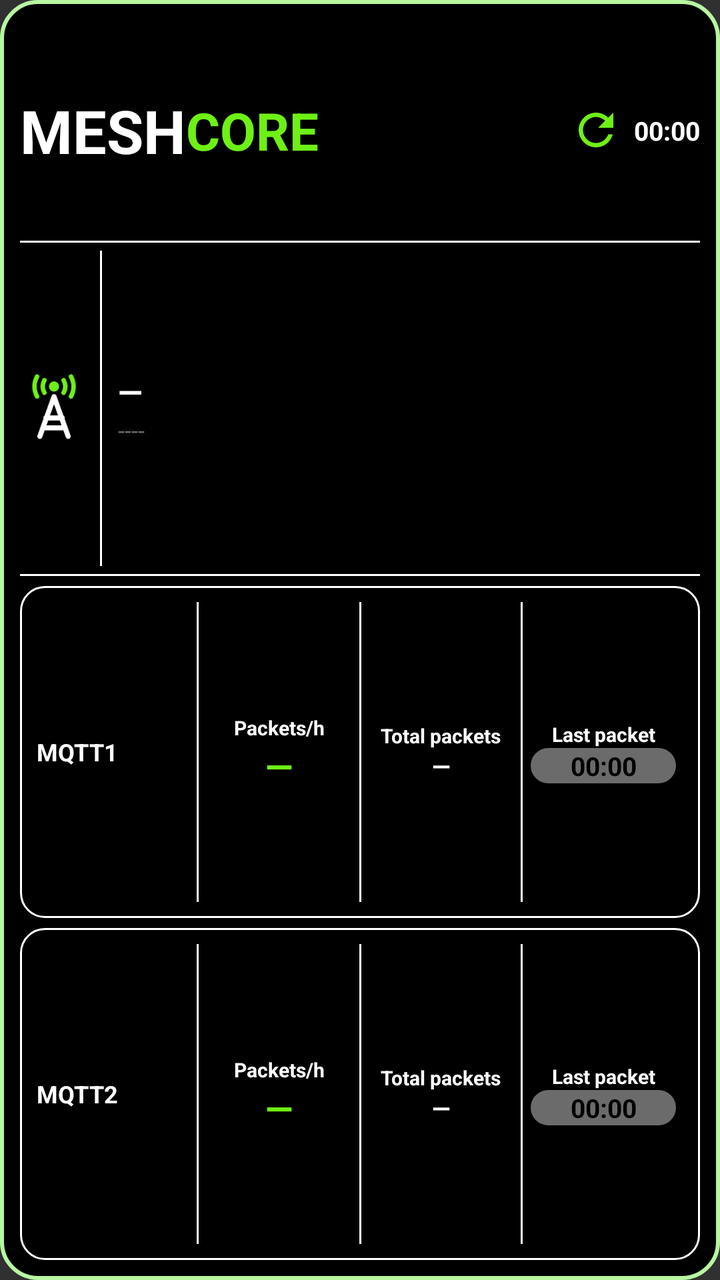
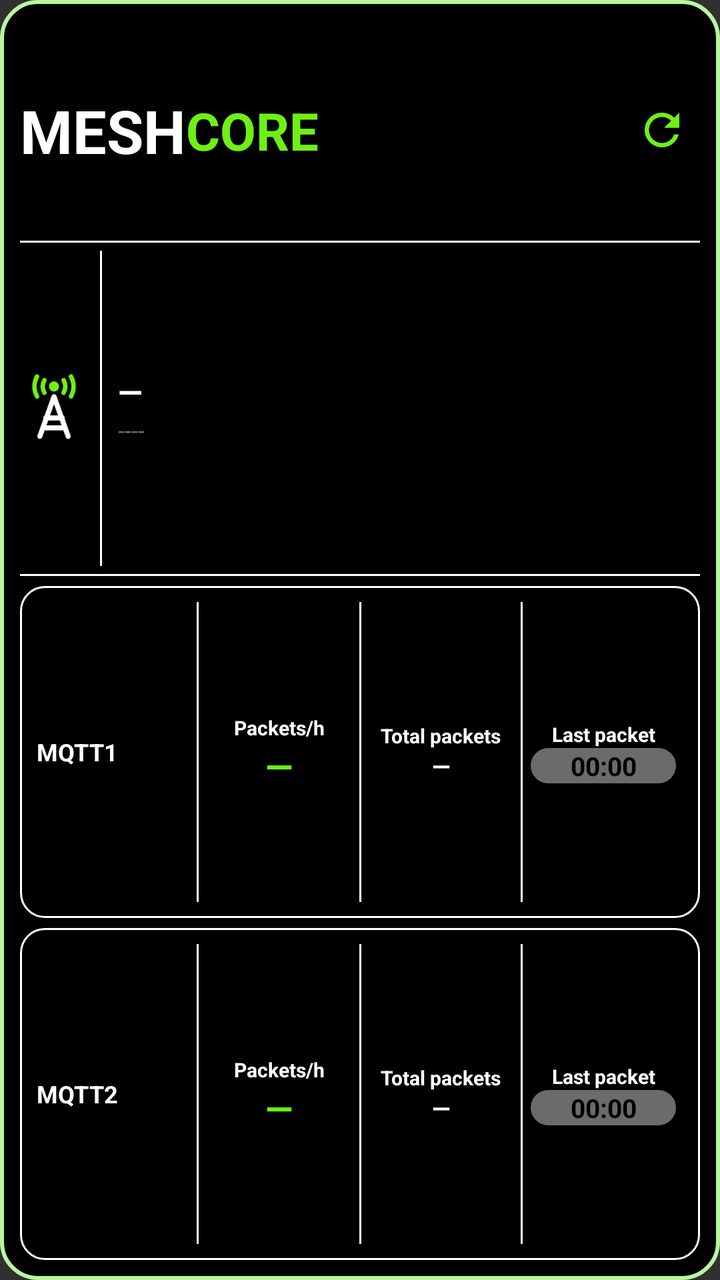

Compare the two renders of this Android layout. The source of the first and the diff that turns it into the second are given below.
<!-- AndroidManifest.xml: application theme android:Theme.Material.NoActionBar -->
<!-- res/layout/widget_observer.xml -->
<?xml version="1.0" encoding="utf-8"?>
<LinearLayout xmlns:android="http://schemas.android.com/apk/res/android"
    android:id="@+id/widget_root"
    android:layout_width="match_parent"
    android:layout_height="match_parent"
    android:orientation="vertical"
    android:padding="10dp"
    android:background="@drawable/widget_bg">

    
    <LinearLayout
        android:layout_width="match_parent"
        android:layout_height="0dp"
        android:layout_weight="2"
        android:orientation="horizontal"
        android:gravity="center_vertical">
        <TextView android:layout_width="wrap_content" android:layout_height="wrap_content"
            android:text="MESH" android:textColor="#FFFFFF" android:textStyle="bold" android:textSize="30sp" android:maxLines="1"/>
        <TextView android:layout_width="wrap_content" android:layout_height="wrap_content"
            android:text="CORE" android:textColor="#6EF015" android:textStyle="bold" android:textSize="26sp" android:maxLines="1"/>
        <FrameLayout android:layout_width="0dp" android:layout_height="1dp" android:layout_weight="1"/>
        <ImageView android:id="@+id/refresh_icon" android:layout_width="26dp" android:layout_height="26dp"
            android:src="@drawable/ic_refresh" android:contentDescription="@null"/>
        <ProgressBar android:id="@+id/refresh_spinner" style="?android:attr/progressBarStyleSmall"
            android:layout_width="26dp" android:layout_height="26dp" android:indeterminate="true"
            android:indeterminateTint="#FFFF9500" android:visibility="gone"/>
        <Chronometer android:id="@+id/interval_text" android:layout_width="wrap_content" android:layout_height="wrap_content"
            android:layout_marginStart="6dp" android:format="%s" android:textColor="#FFFFFF" android:textStyle="bold" android:textSize="13sp" android:maxLines="1" android:countDown="true"/>
    </LinearLayout>

    <FrameLayout android:layout_width="match_parent" android:layout_height="1dp" android:background="#FFFFFF"/>

    
    <LinearLayout
        android:layout_width="match_parent"
        android:layout_height="0dp"
        android:layout_weight="3"
        android:orientation="horizontal"
        android:gravity="center_vertical"
        android:paddingTop="4dp" android:paddingBottom="4dp">
        <ImageView android:layout_width="34dp" android:layout_height="34dp"
            android:src="@drawable/ic_tower" android:contentDescription="@null"/>
        <FrameLayout android:layout_width="1dp" android:layout_height="match_parent" android:layout_marginStart="6dp" android:layout_marginEnd="8dp" android:background="#FFFFFF"/>
        <LinearLayout android:layout_width="0dp" android:layout_height="wrap_content" android:layout_weight="1" android:orientation="vertical" android:gravity="center_vertical">
            <TextView android:id="@+id/obs_name" android:layout_width="match_parent" android:layout_height="wrap_content"
                android:text="—" android:textColor="#FFFFFF" android:textStyle="bold" android:textSize="16sp" android:maxLines="1" android:ellipsize="end"/>
            <TextView android:id="@+id/obs_hash" android:layout_width="match_parent" android:layout_height="wrap_content"
                android:text="----" android:textColor="#6B6B6B" android:textSize="12sp" android:maxLines="1" android:ellipsize="end"/>
        </LinearLayout>
    </LinearLayout>

    <FrameLayout android:layout_width="match_parent" android:layout_height="1dp" android:background="#FFFFFF" android:layout_marginBottom="5dp"/>

    
    <LinearLayout
        android:layout_width="match_parent" android:layout_height="0dp" android:layout_weight="3"
        android:orientation="horizontal" android:gravity="center_vertical"
        android:background="@drawable/card_outline" android:padding="8dp">
        <LinearLayout android:layout_width="0dp" android:layout_height="wrap_content" android:layout_weight="3" android:orientation="horizontal" android:gravity="center_vertical">
            <TextView android:layout_width="wrap_content" android:layout_height="wrap_content" android:id="@+id/m1_title" android:text="MQTT1" android:textColor="#FFFFFF" android:textStyle="bold" android:gravity="center" android:textSize="12sp" android:maxLines="1"/>
        </LinearLayout>
        <FrameLayout android:layout_width="1dp" android:layout_height="match_parent" android:background="#FFFFFF"/>
        <LinearLayout android:layout_width="0dp" android:layout_height="wrap_content" android:layout_weight="3" android:orientation="vertical" android:gravity="center_horizontal">
            <TextView android:layout_width="match_parent" android:layout_height="wrap_content" android:text="Packets/h" android:textColor="#FFFFFF" android:textStyle="bold" android:gravity="center" android:textSize="10sp" android:maxLines="1" android:autoSizeTextType="uniform" android:autoSizeMinTextSize="6sp" android:autoSizeMaxTextSize="10sp" android:autoSizeStepGranularity="1sp"/>
            <TextView android:id="@+id/m1_hour" android:layout_width="match_parent" android:layout_height="wrap_content" android:text="—" android:textColor="#6EF015" android:textStyle="bold" android:gravity="center" android:textSize="18sp" android:maxLines="1" android:autoSizeTextType="uniform" android:autoSizeMinTextSize="14sp" android:autoSizeMaxTextSize="24sp" android:autoSizeStepGranularity="1sp"/>
        </LinearLayout>
        <LinearLayout android:id="@+id/m1_total_col" android:layout_width="0dp" android:layout_height="match_parent" android:layout_weight="3" android:orientation="horizontal" android:gravity="center_vertical">
        <FrameLayout android:layout_width="1dp" android:layout_height="match_parent" android:background="#FFFFFF"/>
        <LinearLayout android:layout_width="0dp" android:layout_height="wrap_content" android:layout_weight="1" android:orientation="vertical" android:gravity="center_horizontal">
            <TextView android:layout_width="match_parent" android:layout_height="wrap_content" android:text="Total packets" android:textColor="#FFFFFF" android:textStyle="bold" android:gravity="center" android:textSize="10sp" android:maxLines="1" android:autoSizeTextType="uniform" android:autoSizeMinTextSize="6sp" android:autoSizeMaxTextSize="10sp" android:autoSizeStepGranularity="1sp"/>
            <TextView android:id="@+id/m1_total" android:layout_width="match_parent" android:layout_height="wrap_content" android:text="—" android:textColor="#FFFFFF" android:textStyle="bold" android:gravity="center" android:textSize="12sp" android:maxLines="1" android:autoSizeTextType="uniform" android:autoSizeMinTextSize="10sp" android:autoSizeMaxTextSize="15sp" android:autoSizeStepGranularity="1sp"/>
        </LinearLayout>
        </LinearLayout>
        <FrameLayout android:layout_width="1dp" android:layout_height="match_parent" android:background="#FFFFFF"/>
        <LinearLayout android:layout_width="0dp" android:layout_height="wrap_content" android:layout_weight="3" android:orientation="vertical" android:gravity="center_horizontal">
            <TextView android:layout_width="match_parent" android:layout_height="wrap_content" android:text="Last packet" android:textColor="#FFFFFF" android:textStyle="bold" android:gravity="center" android:textSize="10sp" android:maxLines="1" android:autoSizeTextType="uniform" android:autoSizeMinTextSize="6sp" android:autoSizeMaxTextSize="10sp" android:autoSizeStepGranularity="1sp"/>
            <Chronometer android:id="@+id/m1_last" android:layout_width="match_parent" android:layout_height="wrap_content" android:gravity="center" android:layout_marginStart="4dp" android:layout_marginEnd="4dp" android:background="@drawable/pill_gray" android:text="—" android:textColor="#000000" android:textStyle="bold" android:textSize="13sp" android:maxLines="1" android:autoSizeTextType="uniform" android:autoSizeMinTextSize="9sp" android:autoSizeMaxTextSize="13sp" android:autoSizeStepGranularity="1sp" android:format="%s" />
        </LinearLayout>
    </LinearLayout>

    <FrameLayout android:layout_width="match_parent" android:layout_height="5dp"/>

    
    <LinearLayout
        android:layout_width="match_parent" android:layout_height="0dp" android:layout_weight="3"
        android:orientation="horizontal" android:gravity="center_vertical"
        android:background="@drawable/card_outline" android:padding="8dp">
        <LinearLayout android:layout_width="0dp" android:layout_height="wrap_content" android:layout_weight="3" android:orientation="horizontal" android:gravity="center_vertical">
            <TextView android:layout_width="wrap_content" android:layout_height="wrap_content" android:id="@+id/m2_title" android:text="MQTT2" android:textColor="#FFFFFF" android:textStyle="bold" android:gravity="center" android:textSize="12sp" android:maxLines="1"/>
        </LinearLayout>
        <FrameLayout android:layout_width="1dp" android:layout_height="match_parent" android:background="#FFFFFF"/>
        <LinearLayout android:layout_width="0dp" android:layout_height="wrap_content" android:layout_weight="3" android:orientation="vertical" android:gravity="center_horizontal">
            <TextView android:layout_width="match_parent" android:layout_height="wrap_content" android:text="Packets/h" android:textColor="#FFFFFF" android:textStyle="bold" android:gravity="center" android:textSize="10sp" android:maxLines="1" android:autoSizeTextType="uniform" android:autoSizeMinTextSize="6sp" android:autoSizeMaxTextSize="10sp" android:autoSizeStepGranularity="1sp"/>
            <TextView android:id="@+id/m2_hour" android:layout_width="match_parent" android:layout_height="wrap_content" android:text="—" android:textColor="#6EF015" android:textStyle="bold" android:gravity="center" android:textSize="18sp" android:maxLines="1" android:autoSizeTextType="uniform" android:autoSizeMinTextSize="14sp" android:autoSizeMaxTextSize="24sp" android:autoSizeStepGranularity="1sp"/>
        </LinearLayout>
        <LinearLayout android:id="@+id/m2_total_col" android:layout_width="0dp" android:layout_height="match_parent" android:layout_weight="3" android:orientation="horizontal" android:gravity="center_vertical">
        <FrameLayout android:layout_width="1dp" android:layout_height="match_parent" android:background="#FFFFFF"/>
        <LinearLayout android:layout_width="0dp" android:layout_height="wrap_content" android:layout_weight="1" android:orientation="vertical" android:gravity="center_horizontal">
            <TextView android:layout_width="match_parent" android:layout_height="wrap_content" android:text="Total packets" android:textColor="#FFFFFF" android:textStyle="bold" android:gravity="center" android:textSize="10sp" android:maxLines="1" android:autoSizeTextType="uniform" android:autoSizeMinTextSize="6sp" android:autoSizeMaxTextSize="10sp" android:autoSizeStepGranularity="1sp"/>
            <TextView android:id="@+id/m2_total" android:layout_width="match_parent" android:layout_height="wrap_content" android:text="—" android:textColor="#FFFFFF" android:textStyle="bold" android:gravity="center" android:textSize="12sp" android:maxLines="1" android:autoSizeTextType="uniform" android:autoSizeMinTextSize="10sp" android:autoSizeMaxTextSize="15sp" android:autoSizeStepGranularity="1sp"/>
        </LinearLayout>
        </LinearLayout>
        <FrameLayout android:layout_width="1dp" android:layout_height="match_parent" android:background="#FFFFFF"/>
        <LinearLayout android:layout_width="0dp" android:layout_height="wrap_content" android:layout_weight="3" android:orientation="vertical" android:gravity="center_horizontal">
            <TextView android:layout_width="match_parent" android:layout_height="wrap_content" android:text="Last packet" android:textColor="#FFFFFF" android:textStyle="bold" android:gravity="center" android:textSize="10sp" android:maxLines="1" android:autoSizeTextType="uniform" android:autoSizeMinTextSize="6sp" android:autoSizeMaxTextSize="10sp" android:autoSizeStepGranularity="1sp"/>
            <Chronometer android:id="@+id/m2_last" android:layout_width="match_parent" android:layout_height="wrap_content" android:layout_marginStart="4dp" android:layout_marginEnd="4dp" android:gravity="center" android:background="@drawable/pill_gray" android:text="—" android:textColor="#000000" android:textStyle="bold" android:textSize="13sp" android:maxLines="1" android:autoSizeTextType="uniform" android:autoSizeMinTextSize="9sp" android:autoSizeMaxTextSize="13sp" android:autoSizeStepGranularity="1sp" android:format="%s" />
        </LinearLayout>
    </LinearLayout>
</LinearLayout>
<!-- resources referenced by this layout -->
<resources>
  <!-- drawable card_outline (drawable) -->
  <?xml version="1.0" encoding="utf-8"?>
  <shape xmlns:android="http://schemas.android.com/apk/res/android" android:shape="rectangle">
      <solid android:color="#000000"/>
      <stroke android:width="1dp" android:color="#FFFFFF"/>
      <corners android:radius="12dp"/>
  </shape>
  <!-- drawable ic_refresh (drawable) -->
  <?xml version="1.0" encoding="utf-8"?>
  <vector xmlns:android="http://schemas.android.com/apk/res/android" android:width="24dp" android:height="24dp" android:viewportWidth="24" android:viewportHeight="24">
      <path android:fillColor="#6EF015" android:pathData="M17.65,6.35C16.2,4.9 14.21,4 12,4c-4.42,0 -7.99,3.58 -7.99,8s3.57,8 7.99,8c3.73,0 6.84,-2.55 7.73,-6h-2.08c-0.82,2.33 -3.04,4 -5.65,4 -3.31,0 -6,-2.69 -6,-6s2.69,-6 6,-6c1.66,0 3.14,0.69 4.22,1.78L13,11h7V4l-2.35,2.35z"/>
  </vector>
  <!-- drawable ic_tower (drawable) -->
  <?xml version="1.0" encoding="utf-8"?>
  <vector xmlns:android="http://schemas.android.com/apk/res/android" android:width="48dp" android:height="48dp" android:viewportWidth="24" android:viewportHeight="24">
      <path android:fillColor="#6EF015" android:pathData="M12,4.4m-1.8,0a1.8,1.8 0,1 1,3.6 0a1.8,1.8 0,1 1,-3.6 0"/>
      <path android:strokeColor="#6EF015" android:strokeWidth="1.6" android:strokeLineCap="round" android:pathData="M8.6,2.2A4.6,4.6 0,0 0,8.6,6.6M15.4,2.2A4.6,4.6 0,0 1,15.4,6.6M6,0.9A7.4,7.4 0,0 0,6,7.9M18,0.9A7.4,7.4 0,0 1,18,7.9"/>
      <path android:strokeColor="#FFFFFF" android:strokeWidth="1.8" android:strokeLineCap="round" android:strokeLineJoin="round" android:pathData="M12,8L7,22M12,8L17,22M9.1,15.5L14.9,15.5M8.2,19L15.8,19"/>
  </vector>
  <!-- drawable pill_gray (drawable) -->
  <?xml version="1.0" encoding="utf-8"?>
  <shape xmlns:android="http://schemas.android.com/apk/res/android" android:shape="rectangle">
      <solid android:color="#6B6B6B"/>
      <corners android:radius="11dp"/>
  </shape>
  <!-- drawable widget_bg (drawable) -->
  <?xml version="1.0" encoding="utf-8"?>
  <shape xmlns:android="http://schemas.android.com/apk/res/android" android:shape="rectangle">
      <solid android:color="#000000"/>
      <stroke android:width="2dp" android:color="#B7F7A1"/>
      <corners android:radius="18dp"/>
  </shape>
</resources>

<!-- the commit's change to res/layout/widget_observer.xml (unified diff, before → after) -->
@@ -24,8 +24,8 @@
         <ProgressBar android:id="@+id/refresh_spinner" style="?android:attr/progressBarStyleSmall"
             android:layout_width="26dp" android:layout_height="26dp" android:indeterminate="true"
             android:indeterminateTint="#FFFF9500" android:visibility="gone"/>
-        <Chronometer android:id="@+id/interval_text" android:layout_width="wrap_content" android:layout_height="wrap_content"
-            android:layout_marginStart="6dp" android:format="%s" android:textColor="#FFFFFF" android:textStyle="bold" android:textSize="13sp" android:maxLines="1" android:countDown="true"/>
+        <TextView android:id="@+id/interval_text" android:layout_width="wrap_content" android:layout_height="wrap_content"
+            android:layout_marginStart="6dp" android:textColor="#FFFFFF" android:textStyle="bold" android:textSize="13sp" android:maxLines="1"/>
     </LinearLayout>
 
     <FrameLayout android:layout_width="match_parent" android:layout_height="1dp" android:background="#FFFFFF"/>
